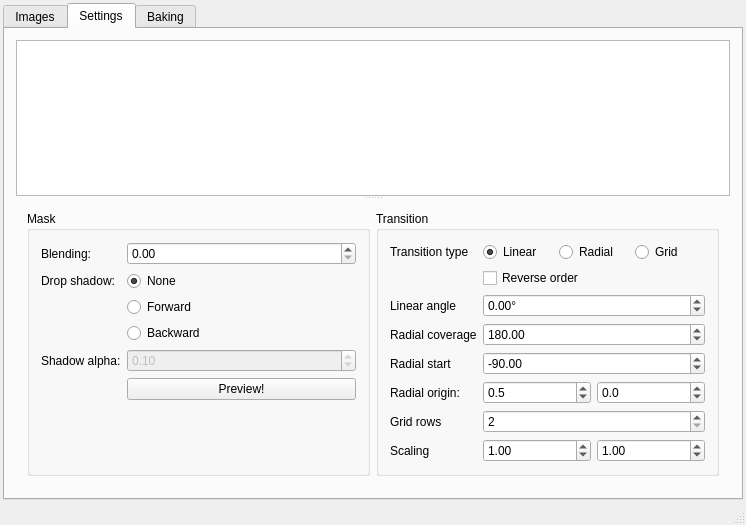
Qt form mainwindow.ui (dtaddis/timeslicer) before a commit.
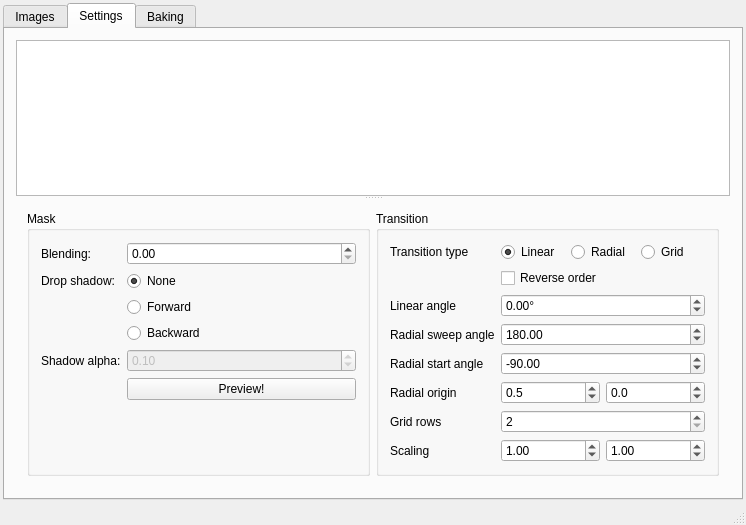
The same form after that commit.

Commit message: Fix radial slices in atan-unfriendly quadrants, tweak UI

Diff of the .ui file:
```diff
--- a/mainwindow.ui
+++ b/mainwindow.ui
@@ -285,7 +285,7 @@
                <item row="7" column="0">
                 <widget class="QLabel" name="label_8">
                  <property name="text">
-                  <string>Radial origin:</string>
+                  <string>Radial origin</string>
                  </property>
                 </widget>
                </item>
@@ -374,14 +374,14 @@
                <item row="5" column="0">
                 <widget class="QLabel" name="label_11">
                  <property name="text">
-                  <string>Radial coverage</string>
+                  <string>Radial sweep angle</string>
                  </property>
                 </widget>
                </item>
                <item row="6" column="0">
                 <widget class="QLabel" name="label_12">
                  <property name="text">
-                  <string>Radial start</string>
+                  <string>Radial start angle</string>
                  </property>
                 </widget>
                </item>
```
The commit also changes 1 other file.
